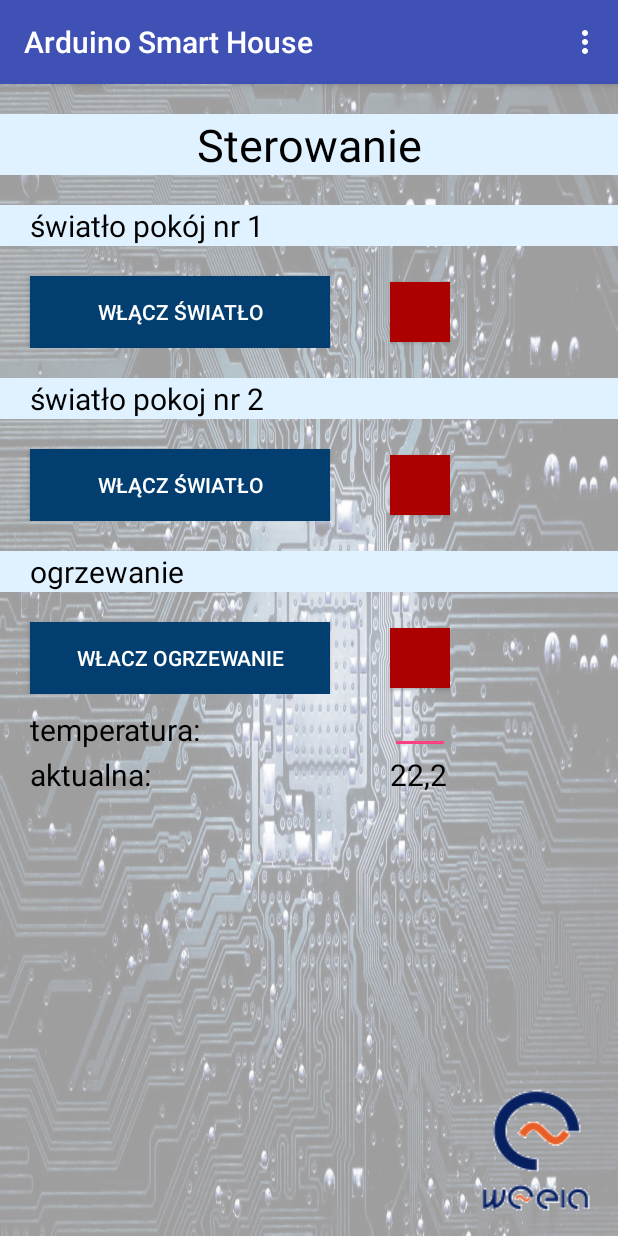
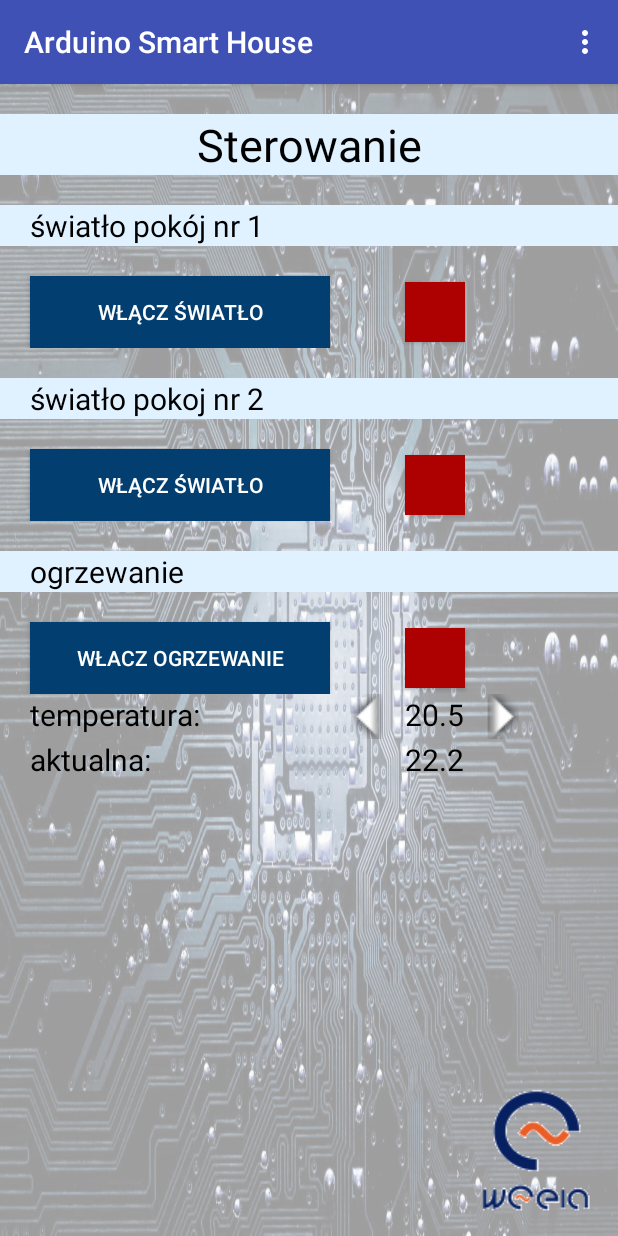
Before and after one commit to evaparadajka/app_android, an Android app: the screen it shows after launch (MainActivity), on a phone screen of 412 x 824 dp. Run offline under Robolectric (Android 15) with nearby library versions, the phone set to English and light mode, and no system bars.

Commit message:
main view mocked

```diff
--- a/app/src/main/java/com/ewakesy/aplikacja3/MainActivity.java
+++ b/app/src/main/java/com/ewakesy/aplikacja3/MainActivity.java
@@ -3,6 +3,7 @@ package com.ewakesy.aplikacja3;
 import android.graphics.Color;
 import android.support.v7.app.AppCompatActivity;
 import android.os.Bundle;
+import android.util.Log;
 import android.view.View;
 import android.widget.Button;
 import android.widget.TextView;
@@ -10,9 +11,44 @@ import android.widget.Toast;
 import android.view.Menu;
 import android.view.MenuItem;
 
+import java.text.NumberFormat;
+
 
 public class MainActivity extends AppCompatActivity {
 
+    /****** VIEW VARIABLES ******/
+    Button light1;
+    Button light1_state;
+    Button light2;
+    Button light2_state;
+    Button heat;
+    Button heat_state;
+    TextView set_temp;
+    TextView get_temp;
+
+    /****** FLOW VARIABLES ******/
+    boolean light1_state_b=false;
+    boolean light2_state_b=false;
+    boolean heat_state_b=false;
+    float temp_d=(float)20.5;
+    float temp_a=(float)22.1;
+
+    /****** ON CREATE ******/
+    @Override
+    protected void onCreate(Bundle savedInstanceState) {
+        super.onCreate(savedInstanceState);
+        setContentView(R.layout.activity_main);
+        light1=(Button)findViewById(R.id.btn_light1);
+        light1_state=(Button)findViewById(R.id.btn_light1_state);
+        light2=(Button)findViewById(R.id.btn_light2);
+        light2_state=(Button)findViewById(R.id.btn_light2_state);
+        heat=(Button)findViewById(R.id.btn_heat);
+        heat_state=(Button)findViewById(R.id.btn_heat_state);
+        set_temp=(TextView)findViewById(R.id.text_set_temp);
+        get_temp=(TextView)findViewById(R.id.text_get_temp);
+    }
+
+    /****** MENU ******/
     public boolean onCreateOptionsMenu(Menu menu){
         getMenuInflater().inflate(R.menu.main, menu);
         return true;
@@ -37,9 +73,65 @@ public class MainActivity extends AppCompatActivity {
         return true;
     }
 
-    @Override
-    protected void onCreate(Bundle savedInstanceState) {
-        super.onCreate(savedInstanceState);
-        setContentView(R.layout.activity_main);
+    /****** ON CLICK METHODS ******/
+    public void switchOnOff(View v){
+        switch(v.getId()){
+            case R.id.btn_light1:
+                if(light1_state_b){
+                    light1.setText(getString(R.string.but_light_on));
+                    light1_state.setBackgroundColor(getColor(R.color.bad));
+                    light1_state_b = false;
+                }else{
+                    light1.setText(getString(R.string.but_light_off));
+                    light1_state.setBackgroundColor(getColor(R.color.good));
+                    light1_state_b=true;
+                }
+                break;
+            case R.id.btn_light2:
+                if(light2_state_b){
+                    light2.setText(getString(R.string.but_light_on));
+                    light2_state.setBackgroundColor(getColor(R.color.bad));
+                    light2_state_b = false;
+                }else{
+                    light2.setText(getString(R.string.but_light_off));
+                    light2_state.setBackgroundColor(getColor(R.color.good));
+                    light2_state_b=true;
+                }
+                break;
+            case R.id.btn_heat:
+                if(heat_state_b){
+                    heat.setText(getString(R.string.but_heat_on));
+                    heat_state.setBackgroundColor(getColor(R.color.bad));
+                    heat_state_b = false;
+                }else{
+                    heat.setText(getString(R.string.but_heat_off));
+                    heat_state.setBackgroundColor(getColor(R.color.good));
+                    heat_state_b=true;
+                }
+                break;
+        }
+    }
+
+    public void setTemperature(View v){
+        switch(v.getId()){
+            case R.id.arrow_up:
+                temp_d = temp_d + (float)0.1;
+                break;
+            case R.id.arrow_down:
+                temp_d = temp_d - (float)0.1;
+                break;
+        }
+        if(temp_d > 28){
+            temp_d = 28;
+        }
+        if(temp_d < 16){
+            temp_d = 16;
+        }
+        NumberFormat nf = NumberFormat.getInstance();
+        nf.setMaximumFractionDigits(1);
+        nf.setMinimumFractionDigits(1);
+        String str = nf.format(temp_d);
+        Log.d("temperatura", "setTemperature: " + temp_d);
+        set_temp.setText(str);
     }
 }
--- a/app/src/main/res/layout/activity_main.xml
+++ b/app/src/main/res/layout/activity_main.xml
@@ -8,6 +8,10 @@
     tools:context=".MainActivity">
 
 
+    <ScrollView
+        android:layout_width="fill_parent"
+        android:layout_height="match_parent"
+        android:layout_marginBottom="110dp">
 
         <LinearLayout
             android:layout_width="match_parent"
@@ -27,10 +31,17 @@
                 android:layout_height="wrap_content">
 
                 <TableRow>
+
                     <Button
+                        android:id="@+id/btn_light1"
                         style="@style/button"
+                        android:onClick="switchOnOff"
                         android:text="@string/but_light_on" />
+
+                    <TextView style="@style/arrows"/>
+
                     <Button
+                        android:id="@+id/btn_light1_state"
                         style="@style/flag"
                         android:layout_marginTop="20dp" />
                 </TableRow>
@@ -45,10 +56,17 @@
                 android:layout_height="wrap_content">
 
                 <TableRow>
+
                     <Button
+                        android:id="@+id/btn_light2"
                         style="@style/button"
+                        android:onClick="switchOnOff"
                         android:text="@string/but_light_on" />
+
+                    <TextView style="@style/arrows"/>
+
                     <Button
+                        android:id="@+id/btn_light2_state"
                         style="@style/flag" />
                 </TableRow>
             </TableLayout>
@@ -62,33 +80,63 @@
                 android:layout_height="wrap_content">
 
                 <TableRow>
+
                     <Button
+                        android:id="@+id/btn_heat"
                         style="@style/button"
+                        android:onClick="switchOnOff"
                         android:text="@string/but_heat_on" />
+
+                    <TextView/>
+
                     <Button
+                        android:id="@+id/btn_heat_state"
                         style="@style/flag" />
                 </TableRow>
 
                 <TableRow>
+
                     <TextView
                         style="@style/caption"
                         android:text="@string/cap_set_tem" />
-                <EditText
-                    style="@style/info" />
+
+                    <ImageView
+                        android:id="@+id/arrow_down"
+                        style="@style/arrows"
+                        android:onClick="setTemperature"
+                        app:srcCompat="@android:drawable/arrow_down_float" />
+
+                    <TextView
+                        android:id="@+id/text_set_temp"
+                        style="@style/info"
+                        android:text="20.5"
+                        android:inputType="numberSigned" />
+
+                    <ImageView
+                        android:id="@+id/arrow_up"
+                        style="@style/arrows"
+                        android:onClick="setTemperature"
+                        app:srcCompat="@android:drawable/arrow_up_float" />
+
                 </TableRow>
 
                 <TableRow>
+
                     <TextView
                         style="@style/caption"
                         android:text="@string/cap_actual_tem" />
+
+                    <TextView/>
+
                     <TextView
+                        android:id="@+id/text_get_temp"
                         style="@style/info"
-                    android:text="22,2" />
+                        android:text="22.2" />
                 </TableRow>
             </TableLayout>
 
         </LinearLayout>
-
+    </ScrollView>
 
     <android.support.constraint.Guideline
         android:id="@+id/guideline"
--- a/app/src/main/res/values/styles.xml
+++ b/app/src/main/res/values/styles.xml
@@ -44,7 +44,6 @@
     <style name="flag">
         <item name="android:layout_width">40dp</item>
         <item name="android:layout_height">40dp</item>
-        <item name="android:layout_marginLeft">40dp</item>
         <item name="android:layout_marginTop">20dp</item>
         <item name="android:background">@color/bad</item>
     </style>
@@ -58,7 +57,6 @@
     </style>
 
     <style name="info">
-        <item name="android:layout_marginLeft">40dp</item>
         <item name="android:layout_height">wrap_content</item>
         <item name="android:maxWidth">40dp</item>
         <item name="android:maxHeight">40dp</item>
@@ -66,4 +64,12 @@
         <item name="android:textColor">@color/texts</item>
     </style>
 
+    <style name="arrows">
+        <item name="android:layout_marginLeft">10dp</item>
+        <item name="android:layout_marginRight">10dp</item>
+        <item name="android:layout_height">30dp</item>
+        <item name="android:layout_width">30dp</item>
+        <item name="android:rotation">90</item>
+    </style>
+
 </resources>
```
Lines whose indentation alone changed are shown as unchanged.
